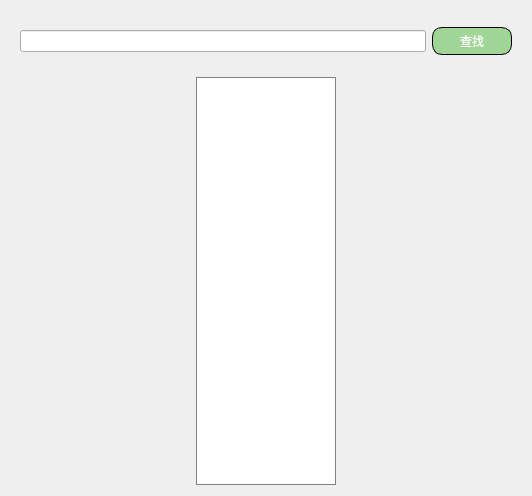
First picture: the form in Client/Shop/shoppage.ui, repository Eva-483650/ShoppingMall, before the edit.
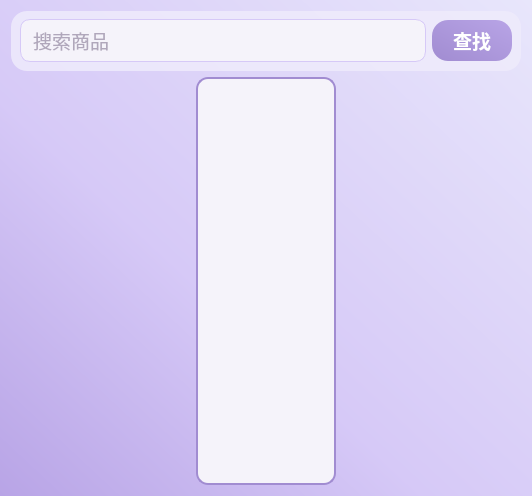
Second picture: the form after the edit.

Commit message: 主页，商品，购物车

```diff
--- a/Client/Shop/shoppage.ui
+++ b/Client/Shop/shoppage.ui
@@ -11,7 +11,15 @@
    </rect>
   </property>
   <property name="windowTitle">
-   <string>Form</string>
+   <string>商城</string>
+  </property>
+  <property name="styleSheet">
+   <string notr="true">
+QWidget#ShopPage {
+    background: qlineargradient(spread:pad,x1:1,y1:0,x2:0,y2:1,stop:0 #e8e6fb, stop:0.6 #d6c9f7, stop:1 #b8a4e6);
+    font-family: "微软雅黑";
+}
+   </string>
   </property>
   <layout class="QGridLayout" name="gridLayout">
    <item row="0" column="0">
@@ -28,25 +36,49 @@
        <height>60</height>
       </size>
      </property>
+     <property name="styleSheet">
+      <string notr="true">
+QWidget#searchbar {
+    background: rgba(239,235,251,0.85);
+    border-radius: 16px;
+    font-family: "微软雅黑";
+}
+      </string>
+     </property>
      <layout class="QHBoxLayout" name="horizontalLayout_2">
       <property name="topMargin">
-       <number>4</number>
+       <number>8</number>
       </property>
       <property name="bottomMargin">
-       <number>4</number>
+       <number>8</number>
       </property>
       <item>
        <widget class="QLineEdit" name="lineEdit">
         <property name="styleSheet">
-         <string notr="true">QLineEdit{ background-color: rgba(255,240,255,120); }QLineEdit:focus{background-color: rgb(255,255,255)}
-QLineEdit:enabled{ 
-  border: 1px solid #999999;
-  border-radius: 3px;
-  color:#666666;
-  font-size:12pt;
+         <string notr="true">
+QLineEdit {
+    background-color: #f5f3fa;
+    border: 1px solid #d6c9f7;
+    border-radius: 10px;
+    color: #6c5b7b;
+    font-size: 14pt;
+    font-family: "微软雅黑";
+    padding: 6px 10px;
 }
-padding:5px;
-</string>
+QLineEdit:focus {
+    background-color: #fff;
+    border: 1.5px solid #a18cd1;
+}
+         </string>
+        </property>
+        <property name="font">
+         <font>
+          <family>微软雅黑</family>
+          <pointsize>14</pointsize>
+         </font>
+        </property>
+        <property name="placeholderText">
+         <string>搜索商品</string>
         </property>
        </widget>
       </item>
@@ -61,7 +93,7 @@
         <property name="minimumSize">
          <size>
           <width>80</width>
-          <height>0</height>
+          <height>36</height>
          </size>
         </property>
         <property name="maximumSize">
@@ -70,13 +102,28 @@
           <height>16777215</height>
          </size>
         </property>
+        <property name="font">
+         <font>
+          <family>微软雅黑</family>
+          <pointsize>14</pointsize>
+          <bold>true</bold>
+         </font>
+        </property>
         <property name="styleSheet">
-         <string notr="true">border-radius: 10px;
-border: 1px solid;
-color:white;
-background-color:rgb(159, 214, 149);
-font: 57 11pt &quot;Adobe Myungjo Std M&quot;;
-padding:4px;</string>
+         <string notr="true">
+QPushButton {
+    border-radius: 16px;
+    border: none;
+    color: #fff;
+    background: qlineargradient(spread:pad,x1:1,y1:0,x2:0,y2:1,stop:0 #b8a4e6,stop:1 #a18cd1);
+    font: bold 14pt "微软雅黑";
+    padding: 6px 18px;
+    box-shadow: 0 2px 8px rgba(160,140,209,0.10);
+}
+QPushButton:hover {
+    background: #a18cd1;
+}
+         </string>
         </property>
         <property name="text">
          <string>查找</string>
@@ -104,19 +151,36 @@
        </property>
        <property name="font">
         <font>
-         <pointsize>14</pointsize>
+         <family>微软雅黑</family>
+         <pointsize>15</pointsize>
+         <bold>true</bold>
         </font>
        </property>
        <property name="styleSheet">
-        <string notr="true">QListWidget{border:1px solid gray; color:black; }
-QListWidget::Item{padding-top:20px; padding-bottom:4px; }
-QListWidget::Item:hover{
-background:rgb(170, 255, 255);
+        <string notr="true">
+QListWidget {
+    border: 1.5px solid #a18cd1;
+    background: #f5f3fa;
+    border-radius: 12px;
+    color: #6c5b7b;
+    padding: 6px 0;
+    font-family: "微软雅黑";
+    font-size: 15pt;
 }
-QListWidget::item:selected{
-background:rgb(85, 202, 225);
-color:rgb(255, 85, 0);
-}</string>
+QListWidget::Item {
+    padding: 12px 4px;
+    border-radius: 8px;
+    margin-bottom: 6px;
+}
+QListWidget::Item:hover {
+    background: #e8e6fb;
+    color: #a18cd1;
+}
+QListWidget::item:selected {
+    background: qlineargradient(spread:pad,x1:1,y1:0,x2:0,y2:1,stop:0 #b8a4e6,stop:1 #a18cd1);
+    color: #fff;
+}
+        </string>
        </property>
        <property name="resizeMode">
         <enum>QListView::Fixed</enum>
```
The commit also changes 3457 other files.
